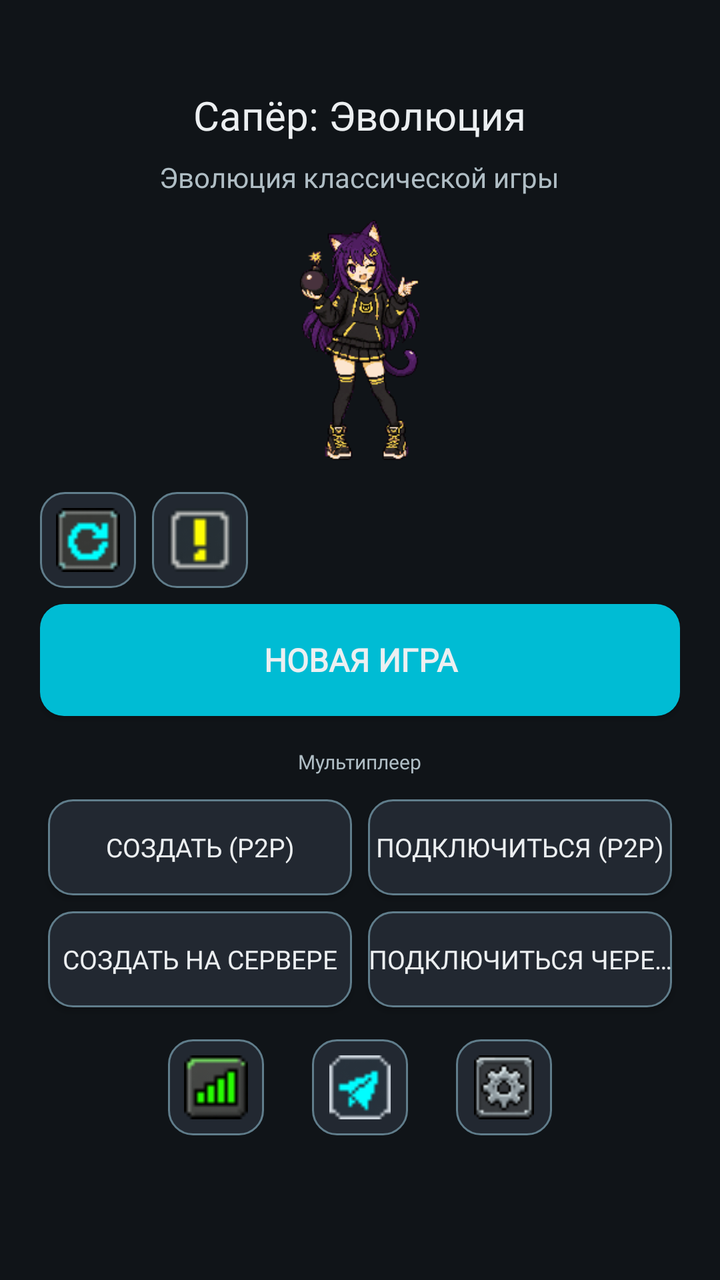
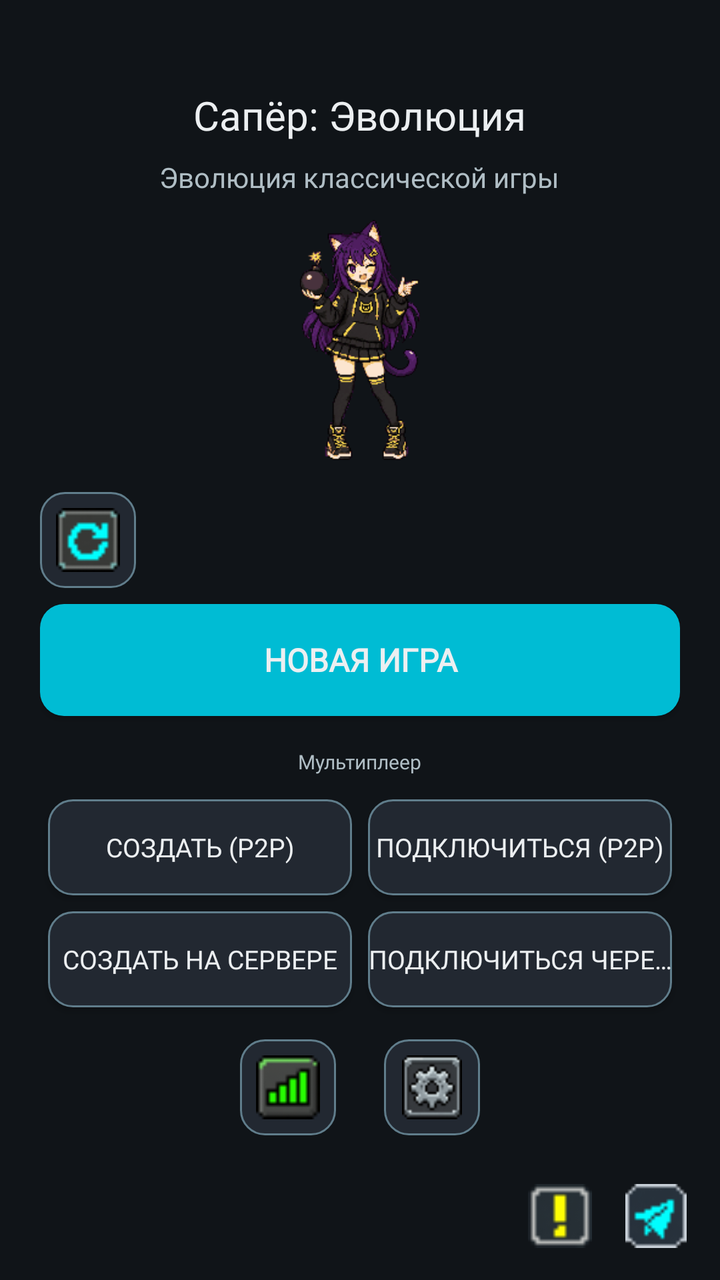

Two renders of the same Android screen: before a commit and after it. Below are the layout's source before the change and the commit's diff.
<!-- AndroidManifest.xml: application theme Theme.MinesweeperEvolution -->
<!-- res/layout/activity_main.xml -->
<?xml version="1.0" encoding="utf-8"?>
<ScrollView xmlns:android="http://schemas.android.com/apk/res/android"
    android:layout_width="match_parent"
    android:layout_height="match_parent"
    android:background="@color/bg_dark"
    android:fillViewport="true">

    <LinearLayout
        android:layout_width="match_parent"
        android:layout_height="wrap_content"
        android:orientation="vertical"
        android:padding="20dp">

        
        <TextView
            android:id="@+id/title"
            android:layout_width="wrap_content"
            android:layout_height="wrap_content"
            android:layout_gravity="center"
            android:layout_marginTop="24dp"
            android:fontFamily="@font/press_start_2p"
            android:text="@string/app_name"
            android:textColor="@color/text_primary"
            android:textSize="20sp"
            android:maxLines="2"
            android:gravity="center" />

        <TextView
            android:id="@+id/subtitle"
            android:layout_width="wrap_content"
            android:layout_height="wrap_content"
            android:layout_gravity="center"
            android:layout_marginTop="8dp"
            android:fontFamily="@font/pixelify_sans"
            android:text="@string/app_subtitle"
            android:textColor="@color/text_secondary"
            android:textSize="14sp" />

        
        <ImageView
            android:id="@+id/mascotImage"
            android:layout_width="120dp"
            android:layout_height="120dp"
            android:layout_gravity="center"
            android:layout_marginTop="12dp"
            android:layout_marginBottom="16dp"
            android:contentDescription="@string/app_name"
            android:src="@drawable/mascot_idle" />

        
        <LinearLayout
            android:layout_width="match_parent"
            android:layout_height="wrap_content"
            android:orientation="horizontal"
            android:gravity="center_vertical"
            android:layout_marginBottom="8dp">

            <Button
                android:id="@+id/btnContinue"
                android:layout_width="0dp"
                android:layout_height="56dp"
                android:layout_weight="1"
                android:layout_marginEnd="8dp"
                android:background="@drawable/bg_button_primary"
                android:fontFamily="@font/pixelify_sans"
                android:text="@string/continue_game"
                android:textColor="@color/text_primary"
                android:textSize="16sp"
                android:textStyle="bold"
                android:visibility="gone" />

            
            <ImageView
                android:id="@+id/btnQuickGame"
                android:layout_width="48dp"
                android:layout_height="48dp"
                android:background="@drawable/bg_button_secondary"
                android:padding="8dp"
                android:scaleType="fitCenter"
                android:src="@drawable/icon_retry"
                android:contentDescription="@string/restart"
                android:clickable="true"
                android:focusable="true" />

            
            <ImageView
                android:id="@+id/btnInfo"
                android:layout_width="48dp"
                android:layout_height="48dp"
                android:layout_marginStart="8dp"
                android:background="@drawable/bg_button_secondary"
                android:padding="8dp"
                android:scaleType="fitCenter"
                android:src="@drawable/icon_warning"
                android:contentDescription="@string/info"
                android:clickable="true"
                android:focusable="true" />
        </LinearLayout>

        
        <Button
            android:id="@+id/btnNewGame"
            android:layout_width="match_parent"
            android:layout_height="56dp"
            android:layout_marginBottom="16dp"
            android:background="@drawable/bg_button_primary"
            android:fontFamily="@font/pixelify_sans"
            android:text="@string/new_game"
            android:textColor="@color/text_primary"
            android:textSize="16sp"
            android:textStyle="bold" />

        
        <TextView
            android:layout_width="wrap_content"
            android:layout_height="wrap_content"
            android:fontFamily="@font/press_start_2p"
            android:text="@string/mp_section"
            android:textColor="@color/text_secondary"
            android:textSize="10sp"
            android:layout_marginBottom="8dp"
            android:layout_gravity="center" />

        <GridLayout
            android:layout_width="match_parent"
            android:layout_height="wrap_content"
            android:columnCount="2"
            android:rowCount="2"
            android:useDefaultMargins="true"
            android:layout_marginBottom="12dp">

            <Button
                android:id="@+id/btnMpHost"
                android:layout_width="0dp"
                android:layout_height="48dp"
                android:layout_columnWeight="1"
                android:background="@drawable/bg_button_secondary"
                android:fontFamily="@font/pixelify_sans"
                android:text="@string/mp_host"
                android:textColor="@color/text_primary"
                android:textSize="13sp"
                android:maxLines="1"
                android:ellipsize="end" />

            <Button
                android:id="@+id/btnMpJoin"
                android:layout_width="0dp"
                android:layout_height="48dp"
                android:layout_columnWeight="1"
                android:background="@drawable/bg_button_secondary"
                android:fontFamily="@font/pixelify_sans"
                android:text="@string/mp_join"
                android:textColor="@color/text_primary"
                android:textSize="13sp"
                android:maxLines="1"
                android:ellipsize="end" />

            <Button
                android:id="@+id/btnMpRelayHost"
                android:layout_width="0dp"
                android:layout_height="48dp"
                android:layout_columnWeight="1"
                android:background="@drawable/bg_button_secondary"
                android:fontFamily="@font/pixelify_sans"
                android:text="@string/mp_relay_host"
                android:textColor="@color/text_primary"
                android:textSize="13sp"
                android:maxLines="1"
                android:ellipsize="end" />

            <Button
                android:id="@+id/btnMpRelayJoin"
                android:layout_width="0dp"
                android:layout_height="48dp"
                android:layout_columnWeight="1"
                android:background="@drawable/bg_button_secondary"
                android:fontFamily="@font/pixelify_sans"
                android:text="@string/mp_relay_join"
                android:textColor="@color/text_primary"
                android:textSize="13sp"
                android:maxLines="1"
                android:ellipsize="end" />
        </GridLayout>

        
        <LinearLayout
            android:layout_width="match_parent"
            android:layout_height="wrap_content"
            android:orientation="horizontal"
            android:gravity="center">

            <ImageView
                android:id="@+id/btnStats"
                android:layout_width="48dp"
                android:layout_height="48dp"
                android:layout_marginEnd="24dp"
                android:background="@drawable/bg_button_secondary"
                android:padding="8dp"
                android:scaleType="fitCenter"
                android:src="@drawable/icon_stats"
                android:contentDescription="@string/stats"
                android:clickable="true"
                android:focusable="true" />

            <ImageView
                android:id="@+id/btnTelegram"
                android:layout_width="48dp"
                android:layout_height="48dp"
                android:background="@drawable/bg_button_secondary"
                android:padding="8dp"
                android:scaleType="fitCenter"
                android:src="@drawable/icon_telegram"
                android:contentDescription="@string/telegram"
                android:clickable="true"
                android:focusable="true" />

            <ImageView
                android:id="@+id/btnSettings"
                android:layout_width="48dp"
                android:layout_height="48dp"
                android:layout_marginStart="24dp"
                android:background="@drawable/bg_button_secondary"
                android:padding="8dp"
                android:scaleType="fitCenter"
                android:src="@drawable/icon_settings"
                android:contentDescription="@string/settings"
                android:clickable="true"
                android:focusable="true" />
        </LinearLayout>

    </LinearLayout>
</ScrollView>
<!-- resources referenced by this layout -->
<resources>
  <color name="bg_dark">#FF101418</color>
  <color name="text_primary">#FFECEFF1</color>
  <color name="text_secondary">#FFB0BEC5</color>
  <!-- drawable bg_button_primary (drawable) -->
  <?xml version="1.0" encoding="utf-8"?>
  <selector xmlns:android="http://schemas.android.com/apk/res/android">
      
      <item android:state_pressed="true">
          <shape android:shape="rectangle">
              <solid android:color="@color/accent_2"/>
              <corners android:radius="12dp"/>
          </shape>
      </item>
      
      <item>
          <shape android:shape="rectangle">
              <solid android:color="@color/accent"/>
              <corners android:radius="12dp"/>
          </shape>
      </item>
  </selector>
  <!-- drawable bg_button_secondary (drawable) -->
  <?xml version="1.0" encoding="utf-8"?>
  <selector xmlns:android="http://schemas.android.com/apk/res/android">
      
      <item android:state_selected="true">
          <shape android:shape="rectangle">
              <solid android:color="@color/accent"/>
              <corners android:radius="12dp"/>
              <stroke android:width="1dp" android:color="@color/accent_2"/>
          </shape>
      </item>
      
      <item android:state_pressed="true">
          <shape android:shape="rectangle">
              <solid android:color="@color/bg_panel_alt"/>
              <corners android:radius="12dp"/>
              <stroke android:width="2dp" android:color="@color/accent"/>
          </shape>
      </item>
      
      <item>
          <shape android:shape="rectangle">
              <solid android:color="@color/bg_panel_alt"/>
              <corners android:radius="12dp"/>
              <stroke android:width="1dp" android:color="@color/text_dim"/>
          </shape>
      </item>
  </selector>
  <string name="app_name">Сапёр: Эволюция</string>
  <string name="app_subtitle">Эволюция классической игры</string>
  <string name="continue_game">Продолжить</string>
  <string name="info">Правила</string>
  <string name="mp_host">Создать (P2P)</string>
  <string name="mp_join">Подключиться (P2P)</string>
  <string name="mp_relay_host">Создать на сервере</string>
  <string name="mp_relay_join">Подключиться через сервер</string>
  <string name="mp_section">Мультиплеер</string>
  <string name="new_game">Новая игра</string>
  <string name="restart">Заново</string>
  <string name="settings">Настройки</string>
  <string name="stats">Статистика</string>
  <string name="telegram">Telegram</string>
  <style name="Theme.MinesweeperEvolution" parent="Theme.AppCompat.NoActionBar">
          <item name="colorPrimary">@color/accent</item>
          <item name="colorPrimaryDark">@color/accent_2</item>
          <item name="colorAccent">@color/accent</item>
          <item name="android:windowBackground">@color/bg_dark</item>
          <item name="android:textColorPrimary">@color/text_primary</item>
          <item name="android:textColorSecondary">@color/text_secondary</item>
          <item name="android:statusBarColor" tools:targetApi="l">@color/bg_dark</item>
          
          <item name="android:alertDialogTheme">@style/Theme.MinesweeperDialog</item>
          <item name="alertDialogTheme">@style/Theme.MinesweeperDialog</item>
      </style>
  <color name="accent_2">#FF26C6DA</color>
  <color name="accent">#FF00BCD4</color>
  <color name="bg_panel_alt">#FF222831</color>
  <color name="text_dim">#FF607D8B</color>
  <style name="Theme.MinesweeperDialog" parent="Theme.AppCompat.Dialog.Alert">
          <item name="android:windowBackground">@color/bg_panel</item>
          <item name="android:textColorPrimary">@color/text_primary</item>
          <item name="android:textColorSecondary">@color/text_secondary</item>
          <item name="colorAccent">@color/accent</item>
          <item name="android:buttonBarButtonStyle">@style/Widget.DialogButton</item>
      </style>
  <color name="bg_panel">#FF1A1F26</color>
  <style name="Widget.DialogButton" parent="Widget.AppCompat.Button.ButtonBar.AlertDialog">
          <item name="android:textColor">@color/accent</item>
      </style>
  <!-- unchanged entries left out for length: 6 -->
</resources>

<!-- the commit's change to res/layout/activity_main.xml (unified diff, before → after) -->
@@ -1,232 +1,245 @@
 <?xml version="1.0" encoding="utf-8"?>
-<ScrollView xmlns:android="http://schemas.android.com/apk/res/android"
+<FrameLayout xmlns:android="http://schemas.android.com/apk/res/android"
     android:layout_width="match_parent"
     android:layout_height="match_parent"
-    android:background="@color/bg_dark"
-    android:fillViewport="true">
-
-    <LinearLayout
+    android:background="@color/bg_dark">
+
+    <ScrollView
         android:layout_width="match_parent"
-        android:layout_height="wrap_content"
-        android:orientation="vertical"
-        android:padding="20dp">
-
-        
-        <TextView
-            android:id="@+id/title"
-            android:layout_width="wrap_content"
-            android:layout_height="wrap_content"
-            android:layout_gravity="center"
-            android:layout_marginTop="24dp"
-            android:fontFamily="@font/press_start_2p"
-            android:text="@string/app_name"
-            android:textColor="@color/text_primary"
-            android:textSize="20sp"
-            android:maxLines="2"
-            android:gravity="center" />
-
-        <TextView
-            android:id="@+id/subtitle"
-            android:layout_width="wrap_content"
-            android:layout_height="wrap_content"
-            android:layout_gravity="center"
-            android:layout_marginTop="8dp"
-            android:fontFamily="@font/pixelify_sans"
-            android:text="@string/app_subtitle"
-            android:textColor="@color/text_secondary"
-            android:textSize="14sp" />
-
-        
-        <ImageView
-            android:id="@+id/mascotImage"
-            android:layout_width="120dp"
-            android:layout_height="120dp"
-            android:layout_gravity="center"
-            android:layout_marginTop="12dp"
-            android:layout_marginBottom="16dp"
-            android:contentDescription="@string/app_name"
-            android:src="@drawable/mascot_idle" />
-
-        
+        android:layout_height="match_parent"
+        android:fillViewport="true">
+
         <LinearLayout
             android:layout_width="match_parent"
             android:layout_height="wrap_content"
-            android:orientation="horizontal"
-            android:gravity="center_vertical"
-            android:layout_marginBottom="8dp">
-
+            android:orientation="vertical"
+            android:padding="20dp">
+
+            
+            <TextView
+                android:id="@+id/title"
+                android:layout_width="wrap_content"
+                android:layout_height="wrap_content"
+                android:layout_gravity="center"
+                android:layout_marginTop="24dp"
+                android:fontFamily="@font/press_start_2p"
+                android:text="@string/app_name"
+                android:textColor="@color/text_primary"
+                android:textSize="20sp"
+                android:maxLines="2"
+                android:gravity="center" />
+
+            <TextView
+                android:id="@+id/subtitle"
+                android:layout_width="wrap_content"
+                android:layout_height="wrap_content"
+                android:layout_gravity="center"
+                android:layout_marginTop="8dp"
+                android:fontFamily="@font/pixelify_sans"
+                android:text="@string/app_subtitle"
+                android:textColor="@color/text_secondary"
+                android:textSize="14sp" />
+
+            
+            <ImageView
+                android:id="@+id/mascotImage"
+                android:layout_width="120dp"
+                android:layout_height="120dp"
+                android:layout_gravity="center"
+                android:layout_marginTop="12dp"
+                android:layout_marginBottom="16dp"
+                android:contentDescription="@string/app_name"
+                android:src="@drawable/mascot_idle" />
+
+            
+            <LinearLayout
+                android:layout_width="match_parent"
+                android:layout_height="wrap_content"
+                android:orientation="horizontal"
+                android:gravity="center_vertical"
+                android:layout_marginBottom="8dp">
+
+                <Button
+                    android:id="@+id/btnContinue"
+                    android:layout_width="0dp"
+                    android:layout_height="56dp"
+                    android:layout_weight="1"
+                    android:layout_marginEnd="8dp"
+                    android:background="@drawable/bg_button_primary"
+                    android:fontFamily="@font/pixelify_sans"
+                    android:text="@string/continue_game"
+                    android:textColor="@color/text_primary"
+                    android:textSize="16sp"
+                    android:textStyle="bold"
+                    android:visibility="gone" />
+
+                <ImageView
+                    android:id="@+id/btnQuickGame"
+                    android:layout_width="48dp"
+                    android:layout_height="48dp"
+                    android:background="@drawable/bg_button_secondary"
+                    android:padding="8dp"
+                    android:scaleType="fitCenter"
+                    android:src="@drawable/icon_retry"
+                    android:contentDescription="@string/restart"
+                    android:clickable="true"
+                    android:focusable="true" />
+            </LinearLayout>
+
+            
             <Button
-                android:id="@+id/btnContinue"
-                android:layout_width="0dp"
+                android:id="@+id/btnNewGame"
+                android:layout_width="match_parent"
                 android:layout_height="56dp"
-                android:layout_weight="1"
-                android:layout_marginEnd="8dp"
+                android:layout_marginBottom="16dp"
                 android:background="@drawable/bg_button_primary"
                 android:fontFamily="@font/pixelify_sans"
-                android:text="@string/continue_game"
+                android:text="@string/new_game"
                 android:textColor="@color/text_primary"
                 android:textSize="16sp"
-                android:textStyle="bold"
-                android:visibility="gone" />
-
-            
-            <ImageView
-                android:id="@+id/btnQuickGame"
-                android:layout_width="48dp"
-                android:layout_height="48dp"
-                android:background="@drawable/bg_button_secondary"
-                android:padding="8dp"
-                android:scaleType="fitCenter"
-                android:src="@drawable/icon_retry"
-                android:contentDescription="@string/restart"
-                android:clickable="true"
-                android:focusable="true" />
-
-            
-            <ImageView
-                android:id="@+id/btnInfo"
-                android:layout_width="48dp"
-                android:layout_height="48dp"
-                android:layout_marginStart="8dp"
-                android:background="@drawable/bg_button_secondary"
-                android:padding="8dp"
-                android:scaleType="fitCenter"
-                android:src="@drawable/icon_warning"
-                android:contentDescription="@string/info"
-                android:clickable="true"
-                android:focusable="true" />
+                android:textStyle="bold" />
+
+            
+            <TextView
+                android:layout_width="wrap_content"
+                android:layout_height="wrap_content"
+                android:fontFamily="@font/press_start_2p"
+                android:text="@string/mp_section"
+                android:textColor="@color/text_secondary"
+                android:textSize="10sp"
+                android:layout_marginBottom="8dp"
+                android:layout_gravity="center" />
+
+            <GridLayout
+                android:layout_width="match_parent"
+                android:layout_height="wrap_content"
+                android:columnCount="2"
+                android:rowCount="2"
+                android:useDefaultMargins="true"
+                android:layout_marginBottom="12dp">
+
+                <Button
+                    android:id="@+id/btnMpHost"
+                    android:layout_width="0dp"
+                    android:layout_height="48dp"
+                    android:layout_columnWeight="1"
+                    android:background="@drawable/bg_button_secondary"
+                    android:fontFamily="@font/pixelify_sans"
+                    android:text="@string/mp_host"
+                    android:textColor="@color/text_primary"
+                    android:textSize="13sp"
+                    android:maxLines="1"
+                    android:ellipsize="end" />
+
+                <Button
+                    android:id="@+id/btnMpJoin"
+                    android:layout_width="0dp"
+                    android:layout_height="48dp"
+                    android:layout_columnWeight="1"
+                    android:background="@drawable/bg_button_secondary"
+                    android:fontFamily="@font/pixelify_sans"
+                    android:text="@string/mp_join"
+                    android:textColor="@color/text_primary"
+                    android:textSize="13sp"
+                    android:maxLines="1"
+                    android:ellipsize="end" />
+
+                <Button
+                    android:id="@+id/btnMpRelayHost"
+                    android:layout_width="0dp"
+                    android:layout_height="48dp"
+                    android:layout_columnWeight="1"
+                    android:background="@drawable/bg_button_secondary"
+                    android:fontFamily="@font/pixelify_sans"
+                    android:text="@string/mp_relay_host"
+                    android:textColor="@color/text_primary"
+                    android:textSize="13sp"
+                    android:maxLines="1"
+                    android:ellipsize="end" />
+
+                <Button
+                    android:id="@+id/btnMpRelayJoin"
+                    android:layout_width="0dp"
+                    android:layout_height="48dp"
+                    android:layout_columnWeight="1"
+                    android:background="@drawable/bg_button_secondary"
+                    android:fontFamily="@font/pixelify_sans"
+                    android:text="@string/mp_relay_join"
+                    android:textColor="@color/text_primary"
+                    android:textSize="13sp"
+                    android:maxLines="1"
+                    android:ellipsize="end" />
+            </GridLayout>
+
+            
+            <LinearLayout
+                android:layout_width="match_parent"
+                android:layout_height="wrap_content"
+                android:orientation="horizontal"
+                android:gravity="center">
+
+                <ImageView
+                    android:id="@+id/btnStats"
+                    android:layout_width="48dp"
+                    android:layout_height="48dp"
+                    android:layout_marginEnd="24dp"
+                    android:background="@drawable/bg_button_secondary"
+                    android:padding="8dp"
+                    android:scaleType="fitCenter"
+                    android:src="@drawable/icon_stats"
+                    android:contentDescription="@string/stats"
+                    android:clickable="true"
+                    android:focusable="true" />
+
+                <ImageView
+                    android:id="@+id/btnSettings"
+                    android:layout_width="48dp"
+                    android:layout_height="48dp"
+                    android:background="@drawable/bg_button_secondary"
+                    android:padding="8dp"
+                    android:scaleType="fitCenter"
+                    android:src="@drawable/icon_settings"
+                    android:contentDescription="@string/settings"
+                    android:clickable="true"
+                    android:focusable="true" />
+            </LinearLayout>
+
         </LinearLayout>
-
-        
-        <Button
-            android:id="@+id/btnNewGame"
-            android:layout_width="match_parent"
-            android:layout_height="56dp"
-            android:layout_marginBottom="16dp"
-            android:background="@drawable/bg_button_primary"
-            android:fontFamily="@font/pixelify_sans"
-            android:text="@string/new_game"
-            android:textColor="@color/text_primary"
-            android:textSize="16sp"
-            android:textStyle="bold" />
-
-        
-        <TextView
-            android:layout_width="wrap_content"
-            android:layout_height="wrap_content"
-            android:fontFamily="@font/press_start_2p"
-            android:text="@string/mp_section"
-            android:textColor="@color/text_secondary"
-            android:textSize="10sp"
-            android:layout_marginBottom="8dp"
-            android:layout_gravity="center" />
-
-        <GridLayout
-            android:layout_width="match_parent"
-            android:layout_height="wrap_content"
-            android:columnCount="2"
-            android:rowCount="2"
-            android:useDefaultMargins="true"
-            android:layout_marginBottom="12dp">
-
-            <Button
-                android:id="@+id/btnMpHost"
-                android:layout_width="0dp"
-                android:layout_height="48dp"
-                android:layout_columnWeight="1"
-                android:background="@drawable/bg_button_secondary"
-                android:fontFamily="@font/pixelify_sans"
-                android:text="@string/mp_host"
-                android:textColor="@color/text_primary"
-                android:textSize="13sp"
-                android:maxLines="1"
-                android:ellipsize="end" />
-
-            <Button
-                android:id="@+id/btnMpJoin"
-                android:layout_width="0dp"
-                android:layout_height="48dp"
-                android:layout_columnWeight="1"
-                android:background="@drawable/bg_button_secondary"
-                android:fontFamily="@font/pixelify_sans"
-                android:text="@string/mp_join"
-                android:textColor="@color/text_primary"
-                android:textSize="13sp"
-                android:maxLines="1"
-                android:ellipsize="end" />
-
-            <Button
-                android:id="@+id/btnMpRelayHost"
-                android:layout_width="0dp"
-                android:layout_height="48dp"
-                android:layout_columnWeight="1"
-                android:background="@drawable/bg_button_secondary"
-                android:fontFamily="@font/pixelify_sans"
-                android:text="@string/mp_relay_host"
-                android:textColor="@color/text_primary"
-                android:textSize="13sp"
-                android:maxLines="1"
-                android:ellipsize="end" />
-
-            <Button
-                android:id="@+id/btnMpRelayJoin"
-                android:layout_width="0dp"
-                android:layout_height="48dp"
-                android:layout_columnWeight="1"
-                android:background="@drawable/bg_button_secondary"
-                android:fontFamily="@font/pixelify_sans"
-                android:text="@string/mp_relay_join"
-                android:textColor="@color/text_primary"
-                android:textSize="13sp"
-                android:maxLines="1"
-                android:ellipsize="end" />
-        </GridLayout>
-
-        
-        <LinearLayout
-            android:layout_width="match_parent"
-            android:layout_height="wrap_content"
-            android:orientation="horizontal"
-            android:gravity="center">
-
-            <ImageView
-                android:id="@+id/btnStats"
-                android:layout_width="48dp"
-                android:layout_height="48dp"
-                android:layout_marginEnd="24dp"
-                android:background="@drawable/bg_button_secondary"
-                android:padding="8dp"
-                android:scaleType="fitCenter"
-                android:src="@drawable/icon_stats"
-                android:contentDescription="@string/stats"
-                android:clickable="true"
-                android:focusable="true" />
-
-            <ImageView
-                android:id="@+id/btnTelegram"
-                android:layout_width="48dp"
-                android:layout_height="48dp"
-                android:background="@drawable/bg_button_secondary"
-                android:padding="8dp"
-                android:scaleType="fitCenter"
-                android:src="@drawable/icon_telegram"
-                android:contentDescription="@string/telegram"
-                android:clickable="true"
-                android:focusable="true" />
-
-            <ImageView
-                android:id="@+id/btnSettings"
-                android:layout_width="48dp"
-                android:layout_height="48dp"
-                android:layout_marginStart="24dp"
-                android:background="@drawable/bg_button_secondary"
-                android:padding="8dp"
-                android:scaleType="fitCenter"
-                android:src="@drawable/icon_settings"
-                android:contentDescription="@string/settings"
-                android:clickable="true"
-                android:focusable="true" />
-        </LinearLayout>
-
+    </ScrollView>
+
+    
+    <LinearLayout
+        android:layout_width="wrap_content"
+        android:layout_height="wrap_content"
+        android:layout_gravity="bottom|end"
+        android:layout_marginBottom="12dp"
+        android:layout_marginEnd="12dp"
+        android:orientation="horizontal">
+
+        <ImageView
+            android:id="@+id/btnInfo"
+            android:layout_width="40dp"
+            android:layout_height="40dp"
+            android:layout_marginEnd="8dp"
+            android:background="@android:color/transparent"
+            android:padding="4dp"
+            android:scaleType="fitCenter"
+            android:src="@drawable/icon_warning"
+            android:contentDescription="@string/info"
+            android:clickable="true"
+            android:focusable="true" />
+
+        <ImageView
+            android:id="@+id/btnTelegram"
+            android:layout_width="40dp"
+            android:layout_height="40dp"
+            android:background="@android:color/transparent"
+            android:padding="4dp"
+            android:scaleType="fitCenter"
+            android:src="@drawable/icon_telegram"
+            android:contentDescription="@string/telegram"
+            android:clickable="true"
+            android:focusable="true" />
     </LinearLayout>
-</ScrollView>
+
+</FrameLayout>
